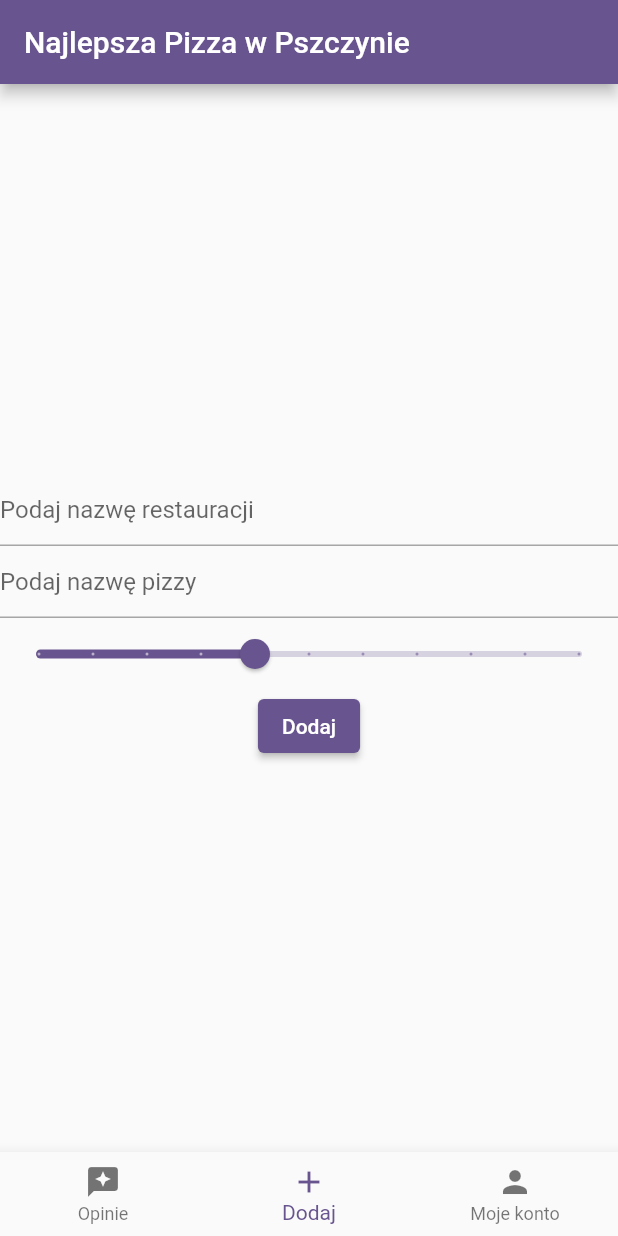
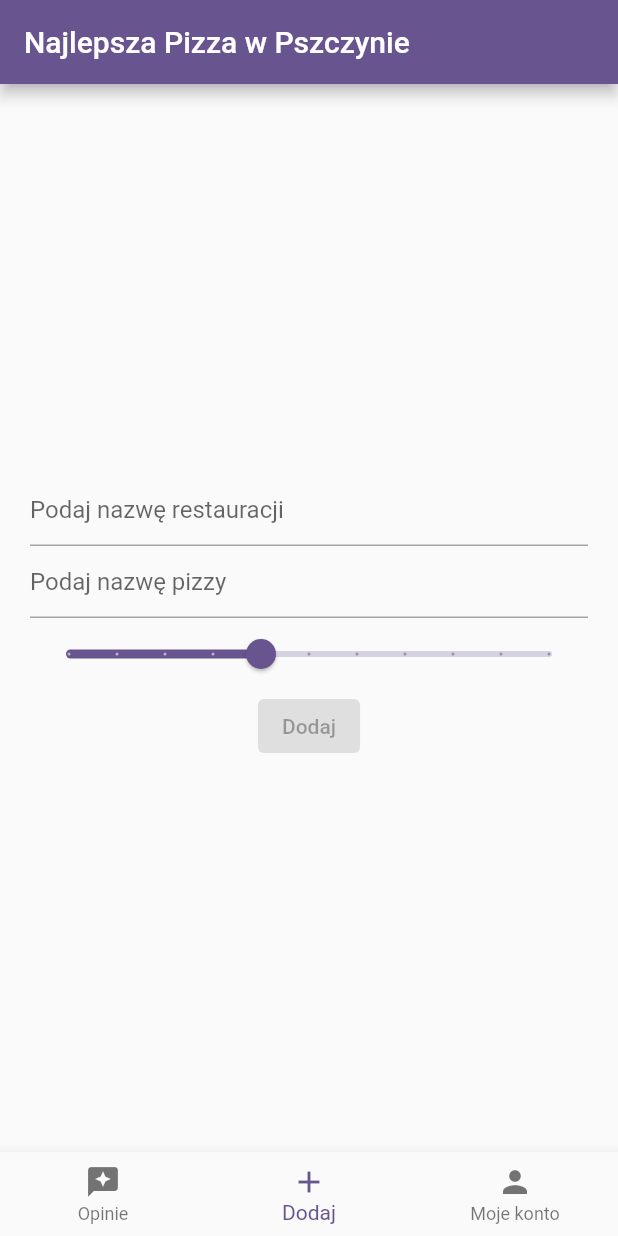
Before and after one commit to aleksandrarapior/pizza_pszczyna, a Flutter app: the screen it shows once a user with an empty profile is signed in, item 2 of the bottom bar chosen, on a phone screen of 412 x 824 dp. Run offline on Flutter 3.47's test engine with Material 3 defaults, Android fonts, the phone set to English and light mode, and no system bars; our stand-ins replace cloud_firestore, firebase_auth, firebase_core; accounts and stored records are empty.

Commit message:
Add return AddOpinionC ontent

```diff
--- a/lib/app/home/add_opinion/add_opinion_page_content.dart
+++ b/lib/app/home/add_opinion/add_opinion_page_content.dart
@@ -4,7 +4,9 @@ import 'package:flutter/material.dart';
 class AddOpinionPageContent extends StatefulWidget {
   const AddOpinionPageContent({
     super.key,
+    required this.onSave,
   });
+  final Function onSave;
 
   @override
   State<AddOpinionPageContent> createState() => _AddOpinionPageContentState();
@@ -18,12 +20,15 @@ class _AddOpinionPageContentState extends State<AddOpinionPageContent> {
   @override
   Widget build(BuildContext context) {
     return Center(
+      child: Padding(
+        padding: const EdgeInsets.all(20.0),
         child: Column(
           mainAxisAlignment: MainAxisAlignment.center,
           children: [
             TextField(
-            decoration:
-                const InputDecoration(hintText: 'Podaj nazwę restauracji'),
+              decoration: const InputDecoration(
+                hintText: 'Podaj nazwę restauracji',
+              ),
               onChanged: (newValue) {
                 setState(() {
                   restaurantName = newValue;
@@ -53,17 +58,21 @@ class _AddOpinionPageContentState extends State<AddOpinionPageContent> {
               label: rating.toString(),
             ),
             ElevatedButton(
-            onPressed: () {
+              onPressed: restaurantName.isEmpty || pizzaName.isEmpty
+                  ? null
+                  : () {
                       FirebaseFirestore.instance.collection('restaurants').add({
                         'name': restaurantName,
                         'pizza': pizzaName,
-                'raiting': rating,
+                        'rating': rating,
                       });
+                      widget.onSave();
                     },
               child: const Text('Dodaj'),
             )
           ],
         ),
+      ),
     );
   }
 }
--- a/lib/app/home/home_page.dart
+++ b/lib/app/home/home_page.dart
@@ -30,7 +30,11 @@ class _HomePageState extends State<HomePage> {
           return const RestaurantsPageContent();
         }
         if (currentIndex == 1) {
-          return const AddOpinionPageContent();
+          return AddOpinionPageContent(onSave: () {
+            setState(() {
+              currentIndex = 0;
+            });
+          });
         }
 
         return MyAccountPageContent(email: widget.user.email);
--- a/lib/app/home/restaurants/restaurants_page_content.dart
+++ b/lib/app/home/restaurants/restaurants_page_content.dart
@@ -38,7 +38,6 @@ class RestaurantsPageContent extends StatelessWidget {
                           Text(document['pizza']),
                         ],
                       ),
-                      Text(document['pizza']),
                       Text(document['rating'].toString()),
                     ],
                   ),
```
Lines whose indentation alone changed are shown as unchanged.
